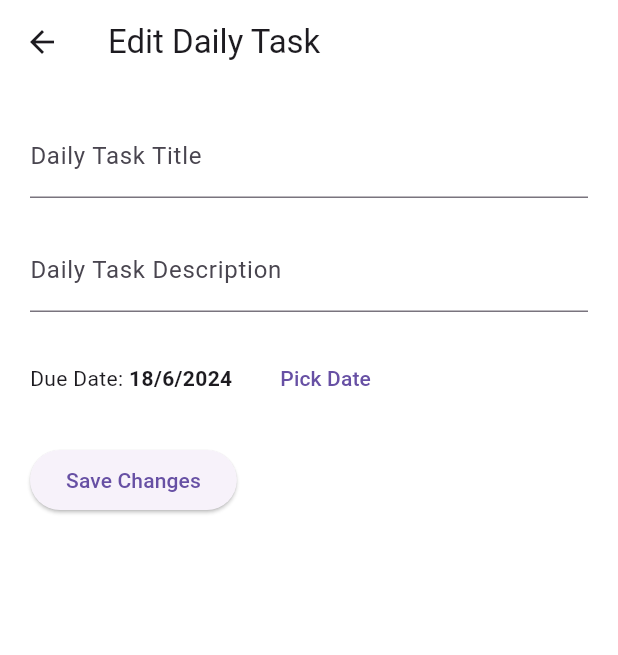
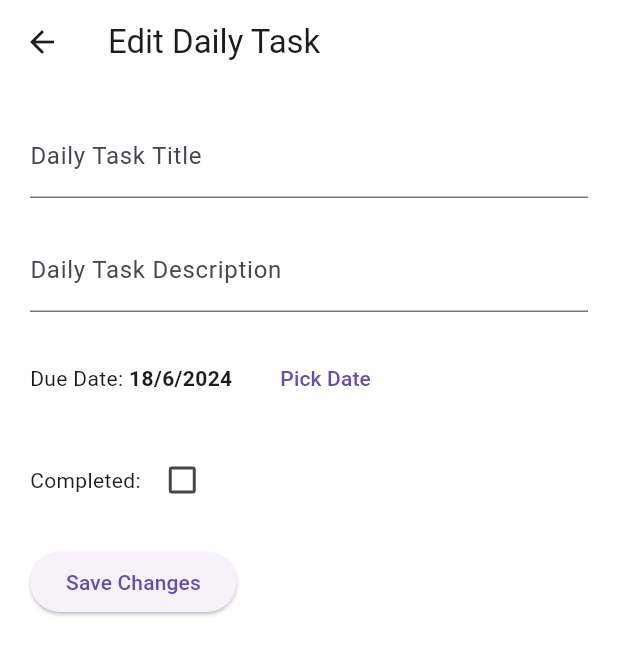
Before and after one commit to vinanamira/sekolahdulu, a Flutter app: the TodoDetailScreen screen opened directly with empty values, after a tap on "Edit", on a phone screen of 412 x 824 dp. Shown: the top 655 px of the screen. Run offline on Flutter 3.47's test engine with Material 3 defaults, Android fonts, the light colour scheme and no system bars; our stand-ins replace firebase_auth, firebase_core, firebase_database, get, hive, hive_flutter and 2 more; missing offline and left inert: flutter_floating_bottom_bar; accounts and stored records are empty; Roboto replaces fonts that are missing (Poppins).

Commit message:
todo yg baru

```diff
--- a/lib/data/local/model/todo.dart
+++ b/lib/data/local/model/todo.dart
@@ -12,12 +12,15 @@ class Todo extends HiveObject {
   String description;
   @HiveField(3)
   DateTime dueDate;
+  @HiveField(4) // Add the new field here
+  bool isCompleted;
 
   Todo({
     required this.uuid,
     required this.title,
     required this.description,
     required this.dueDate,
+    this.isCompleted = false, // Default value
   });
 
   Map<String, dynamic> toJson() {
@@ -26,6 +29,7 @@ class Todo extends HiveObject {
       'title': title,
       'description': description,
       'dueDate': dueDate.toIso8601String(),
+      'isCompleted': isCompleted,
     };
   }
 
@@ -35,11 +39,12 @@ class Todo extends HiveObject {
       title: json['title'],
       description: json['description'],
       dueDate: DateTime.parse(json['dueDate']),
+      isCompleted: json['isCompleted'],
     );
   }
 
   @override
   String toString() {
-    return 'Todo{uuid: $uuid, title: $title, description: $description, dueDate: $dueDate}';
+    return 'Todo{uuid: $uuid, title: $title, description: $description, dueDate: $dueDate, isCompleted: $isCompleted}';
   }
 }
--- a/lib/views/screen/to_do_list/to_do_list_views.dart
+++ b/lib/views/screen/to_do_list/to_do_list_views.dart
@@ -118,16 +118,27 @@ class _TodoListScreenState extends State<TodoListScreen> {
                                 child: ListTile(
                                   title: Text(
                                     todo.title,
-                                    style: const TextStyle(
-                                        fontWeight: FontWeight.bold),
+                                    style: TextStyle(
+                                      fontWeight: FontWeight.bold,
+                                      decoration: todo.isCompleted
+                                          ? TextDecoration.lineThrough
+                                          : TextDecoration.none,
+                                    ),
                                   ),
                                   subtitle: Text(
                                     'Due: ${todo.dueDate.day}/${todo.dueDate.month}/${todo.dueDate.year}',
-                                    style: TextStyle(color: Colors.grey[600]),
+                                    style: TextStyle(
+                                      color: Colors.grey[600],
+                                      decoration: todo.isCompleted
+                                          ? TextDecoration.lineThrough
+                                          : TextDecoration.none,
+                                    ),
                                   ),
                                   trailing: isDue
                                       ? Icon(Icons.notification_important, color: Colors.red)
-                                      : Icon(Icons.arrow_forward_ios),
+                                      : todo.isCompleted
+                                          ? Icon(Icons.check_circle, color: Colors.green)
+                                          : Icon(Icons.arrow_forward_ios),
                                   onTap: () {
                                     Navigator.push(
                                       context,
@@ -203,6 +214,7 @@ class _AddEditTodoScreenState extends State<AddEditTodoScreen> {
   late TextEditingController _titleController;
   late TextEditingController _descriptionController;
   late DateTime selectedDate;
+  late bool isCompleted;
 
   var uuid = const Uuid();
 
@@ -212,6 +224,7 @@ class _AddEditTodoScreenState extends State<AddEditTodoScreen> {
     _titleController = TextEditingController();
     _descriptionController = TextEditingController();
     selectedDate = DateTime.now();
+    isCompleted = false; // Default value for new task
   }
 
   void presentDatePicker(BuildContext context) {
@@ -234,6 +247,7 @@ class _AddEditTodoScreenState extends State<AddEditTodoScreen> {
       _titleController.text = widget.todo!.title;
       _descriptionController.text = widget.todo!.description;
       selectedDate = widget.todo!.dueDate;
+      isCompleted = widget.todo!.isCompleted;
     }
 
     return Scaffold(
@@ -276,6 +290,20 @@ class _AddEditTodoScreenState extends State<AddEditTodoScreen> {
               ],
             ),
             const SizedBox(height: 20),
+            Row(
+              children: [
+                const Text('Completed: '),
+                Checkbox(
+                  value: isCompleted,
+                  onChanged: (value) {
+                    setState(() {
+                      isCompleted = value!;
+                    });
+                  },
+                ),
+              ],
+            ),
+            const SizedBox(height: 20),
             ElevatedButton(
               onPressed: () {
                 if (_titleController.text.isEmpty ||
@@ -297,6 +325,7 @@ class _AddEditTodoScreenState extends State<AddEditTodoScreen> {
                       title: _titleController.text,
                       description: _descriptionController.text,
                       dueDate: selectedDate,
+                      isCompleted: isCompleted,
                     );
 
                     _todoController.updateTodo(widget.index!, newTodo);
@@ -308,6 +337,7 @@ class _AddEditTodoScreenState extends State<AddEditTodoScreen> {
                     title: _titleController.text,
                     description: _descriptionController.text,
                     dueDate: selectedDate,
+                    isCompleted: isCompleted,
                   );
 
                   _todoController.addTodo(newTodo);
@@ -366,6 +396,15 @@ class TodoDetailScreen extends StatelessWidget {
                 style: TextStyle(fontSize: 16, color: Colors.grey[600]),
               ),
               const SizedBox(height: 20),
+              Text(
+                'Status: ${todo.isCompleted ? "Completed" : "On Progress"}',
+                style: TextStyle(
+                  fontSize: 16,
+                  color: todo.isCompleted ? Colors.green : Colors.orange,
+                  fontWeight: FontWeight.bold,
+                ),
+              ),
+              const SizedBox(height: 20),
               Row(
                 mainAxisAlignment: MainAxisAlignment.center,
                 children: [
```
